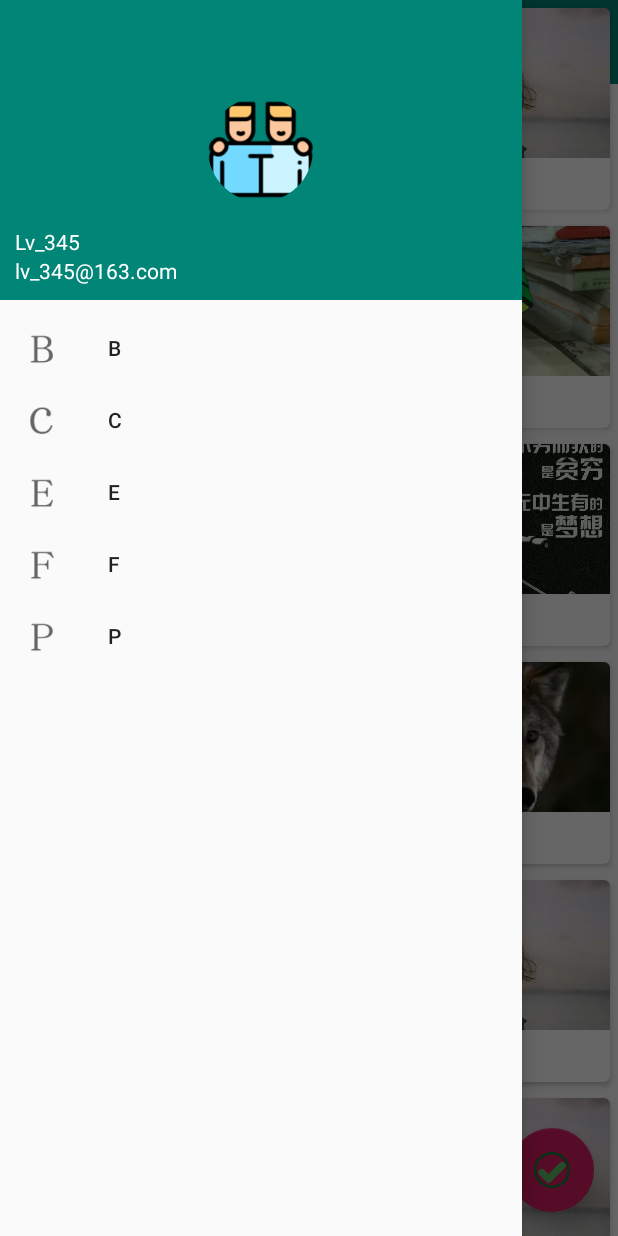
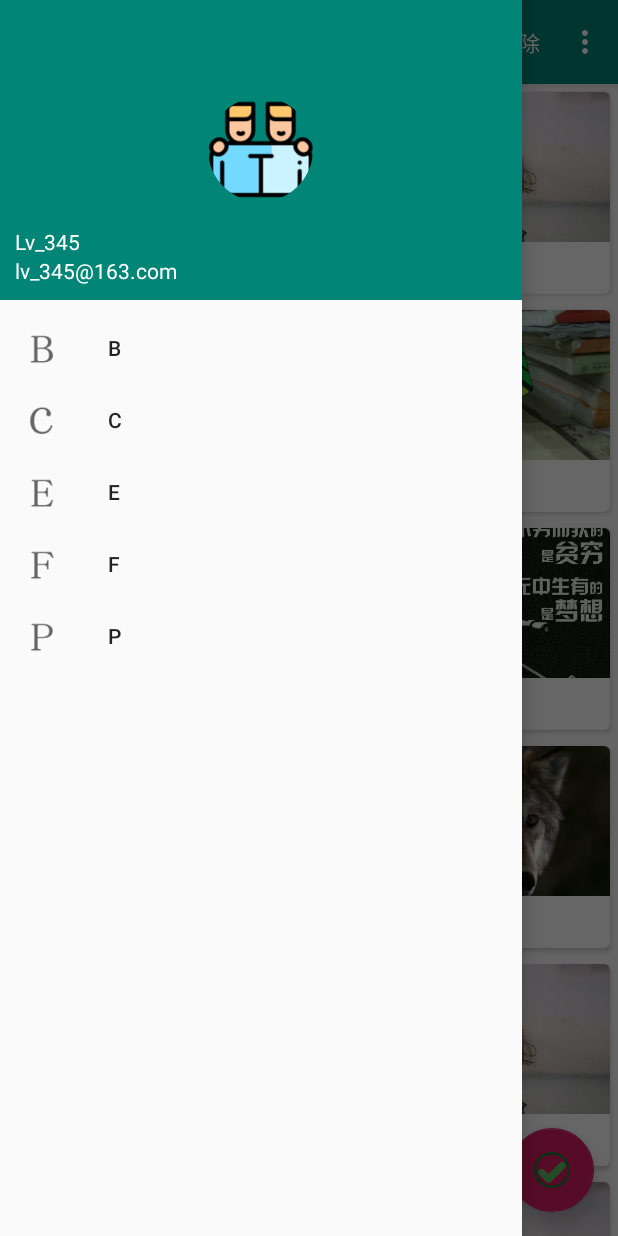
Before and after one commit to LvKang-insist/Design, an Android app: the screen it shows after launch (MainActivity), with the side drawer open, on a phone screen of 412 x 824 dp. Run offline under Robolectric (Android 15) with nearby library versions, the phone set to English and light mode, and no system bars; our stand-ins replace CircleImageView.

Commit message:
修复标题栏被遮挡，界面上下滑动的效果

```diff
--- a/app/src/main/res/layout/activity_main.xml
+++ b/app/src/main/res/layout/activity_main.xml
@@ -11,6 +11,11 @@
     <android.support.design.widget.CoordinatorLayout
         android:layout_width="match_parent"
         android:layout_height="match_parent">
+        <!--RecyclerView 滚动的时候就会将滚动的事件通知给AppBarLayout-->
+        <android.support.design.widget.AppBarLayout
+            android:layout_width="match_parent"
+            android:layout_height="wrap_content">
+
             <!--  高度设置为 ActionBar的高度 -->
             <!--  背景色设置为 colorPrimary-->
             <!--  因为已将主题设置为淡色主题，而Toolbar上面的各种元素就会使用深色系
@@ -19,19 +24,29 @@
                   android:theme属性，指定一个深色的主题,-->
             <!--  如果Toolbar中有菜单按钮，那么弹出的菜单项也是深色主题，这样就再次变得非常难看
                   这里使用app:popupTheme 将菜单项指定为淡色主题，-->
+
+            <!--  scroll 表示 当RecyclerView 向上滑动的时候 Toolbar会跟着向上滚动，并实现隐藏
+                  enterAlways 表示RecyclerView 向下好的的时候 Toolbar会向下滑动 并重新显示
+                  snap 表示当Toolbar 还没有完成隐藏或者显示的时候，会更据当前的滚动距离，自动选择隐藏还是显示-->
             <android.support.v7.widget.Toolbar
                 android:id="@+id/tolbar"
                 android:layout_width="match_parent"
                 android:layout_height="?attr/actionBarSize"
                 android:background="?attr/colorPrimary"
                 android:theme="@style/ThemeOverlay.AppCompat.Dark.ActionBar"
-            app:popupTheme="@style/ThemeOverlay.AppCompat.Light">
-        </android.support.v7.widget.Toolbar>
+                app:popupTheme="@style/ThemeOverlay.AppCompat.Light"
+                app:layout_scrollFlags="scroll|enterAlways|snap"/>
 
+        </android.support.design.widget.AppBarLayout>
+
+
+        <!--@string/appbar_scrolling_view_behavior
+            指定了一个布局行为-->
         <android.support.v7.widget.RecyclerView
             android:id="@+id/recycler_view"
             android:layout_width="match_parent"
-            android:layout_height="match_parent" />
+            android:layout_height="match_parent"
+            app:layout_behavior="@string/appbar_scrolling_view_behavior"/>
 
         <!-- app:elevation="8dp" 设置悬浮的高度-->
         <android.support.design.widget.FloatingActionButton
@@ -41,7 +56,7 @@
             android:layout_gravity="bottom|right"
             android:layout_margin="16dp"
             android:src="@drawable/save"
-            app:elevation="8dp"/>
+            app:elevation="8dp" />
     </android.support.design.widget.CoordinatorLayout>
 
     <!--滑动菜单-->
@@ -51,7 +66,7 @@
         android:layout_width="match_parent"
         android:layout_height="match_parent"
         android:layout_gravity="start"
-        app:menu="@menu/nav_menu"
-        app:headerLayout="@layout/nav_header"/>
+        app:headerLayout="@layout/nav_header"
+        app:menu="@menu/nav_menu" />
 
 </android.support.v4.widget.DrawerLayout>
```
Lines whose indentation alone changed are shown as unchanged.
